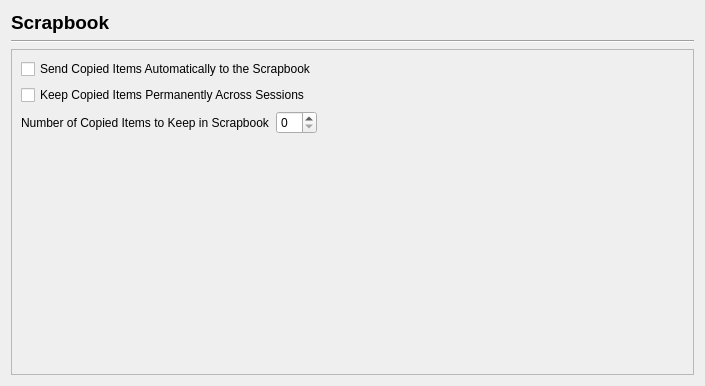
Above: scribus/ui/prefs_scrapbookbase.ui from scribusproject/scribus before the change. Below: the same form after it.
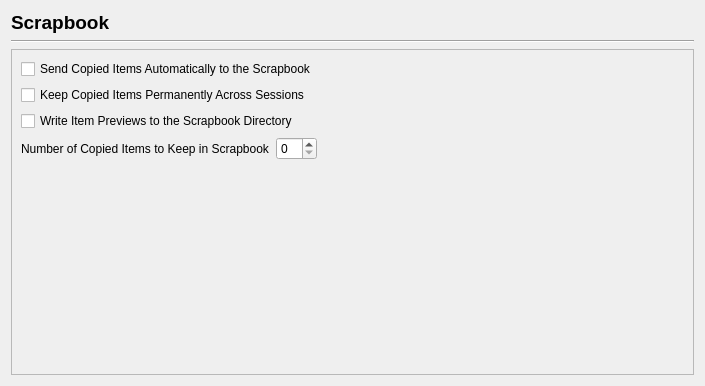
That is the form after the change.

Commit message: Scrapbook: - Added an option in the Preferences to en/disable the saving of the previews. - Added the ability to drop any loadable vector file onto the scrapbook.

Diff of the .ui file:
```diff
--- a/scribus/ui/prefs_scrapbookbase.ui
+++ b/scribus/ui/prefs_scrapbookbase.ui
@@ -45,8 +45,8 @@
        <rect>
         <x>0</x>
         <y>0</y>
-        <width>677</width>
-        <height>315</height>
+        <width>683</width>
+        <height>327</height>
        </rect>
       </property>
       <layout class="QVBoxLayout" name="verticalLayout_2">
@@ -64,6 +64,13 @@
          </property>
         </widget>
        </item>
+       <item>
+        <widget class="QCheckBox" name="writePreviews">
+         <property name="text">
+          <string>Write Item Previews to the Scrapbook Directory</string>
+         </property>
+        </widget>
+       </item>
        <item>
         <layout class="QHBoxLayout" name="horizontalLayout">
          <property name="sizeConstraint">
```
The commit also changes 8 other files.
